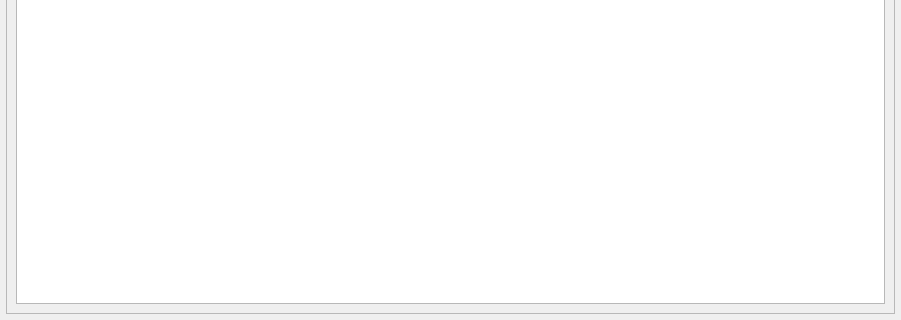
Qt form ui/main_ui.ui (otmanLAHRECHE/g_H2) before a commit; both pictures show x 0 to 901 and y 339 to 659 of the 901 by 659 pixel window.
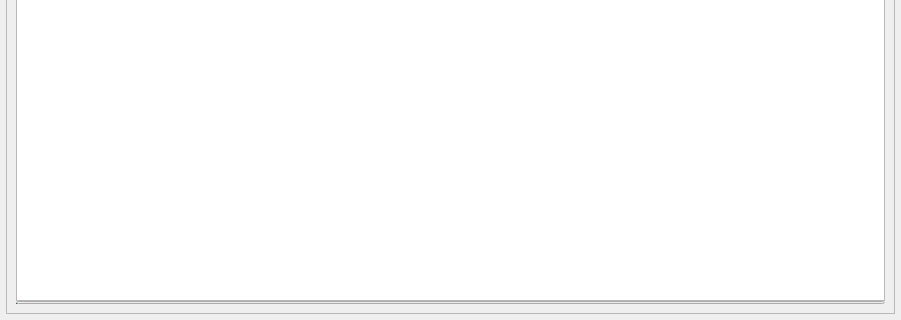
The same form after that commit.

What changed in the file:
```diff
--- a/ui/main_ui.ui
+++ b/ui/main_ui.ui
@@ -36,6 +36,9 @@
        <enum>QFrame::Raised</enum>
       </property>
       <layout class="QVBoxLayout" name="verticalLayout_2">
+       <property name="spacing">
+        <number>0</number>
+       </property>
        <item>
         <widget class="QTableWidget" name="tableWidget">
          <column>
@@ -60,6 +63,28 @@
          </column>
         </widget>
        </item>
+       <item>
+        <widget class="QProgressBar" name="progressBar">
+         <property name="sizePolicy">
+          <sizepolicy hsizetype="Expanding" vsizetype="Fixed">
+           <horstretch>0</horstretch>
+           <verstretch>0</verstretch>
+          </sizepolicy>
+         </property>
+         <property name="maximumSize">
+          <size>
+           <width>16777215</width>
+           <height>3</height>
+          </size>
+         </property>
+         <property name="value">
+          <number>0</number>
+         </property>
+         <property name="textVisible">
+          <bool>false</bool>
+         </property>
+        </widget>
+       </item>
       </layout>
      </widget>
     </item>
```
